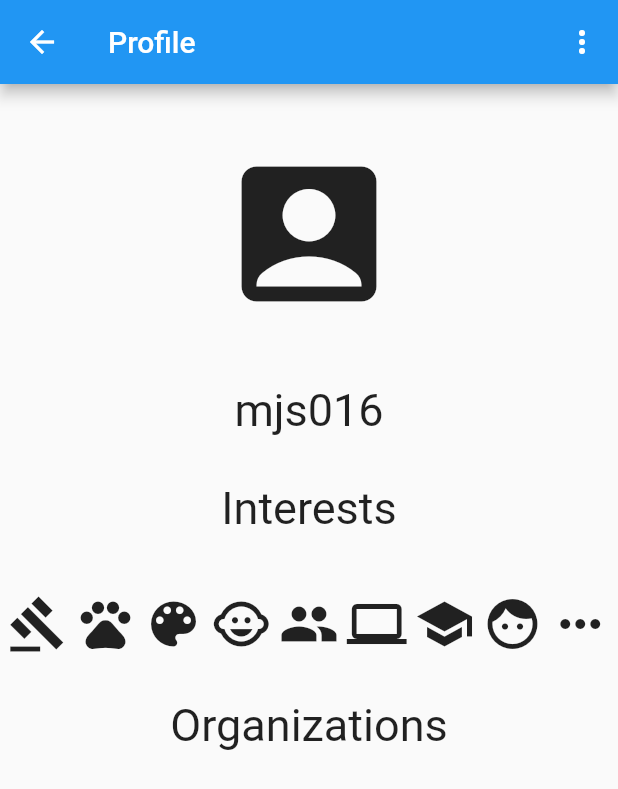
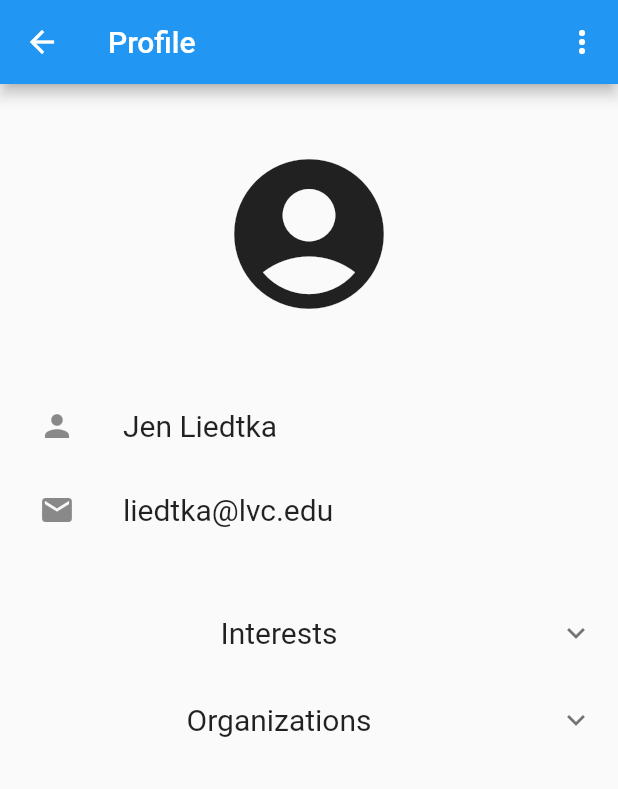
Before and after one commit to GoldenChair/DutchmenServe-App, a Flutter app: the ProfilePage screen opened by its route, on a phone screen of 412 x 824 dp. Shown: the top 789 px of the screen. Run offline on Flutter 3.47's test engine with Material 2 defaults, Android fonts, the phone set to English and light mode, and no system bars; our stand-ins replace auto_route, auto_size_text, flutter_speed_dial, percent_indicator, table_calendar.

Commit message:
profile updates and progress bar

```diff
--- a/lib/Presentation/ProfilePage.dart
+++ b/lib/Presentation/ProfilePage.dart
@@ -1,7 +1,6 @@
 import 'dart:ui';
 
 import 'package:dutchmenserve/Constants.dart';
-import 'package:dutchmenserve/Presentation/setUpProfile.dart';
 import 'package:flutter/material.dart';
 
 import 'initialHomePage.dart';
@@ -15,6 +14,7 @@ class ProfilePage extends StatefulWidget {
 }
 
 class ProfilePageState extends State<ProfilePage> {
+  //final ScrollController scrollie = ScrollController;
   @override
   Widget build(BuildContext context) {
     return Scaffold(
@@ -37,7 +37,8 @@ class ProfilePageState extends State<ProfilePage> {
           )
         ],
       ),
-        body: Column(
+      body: ListView(
+        shrinkWrap: true,
         children: [
           SizedBox(
             height: 40,
@@ -45,7 +46,7 @@ class ProfilePageState extends State<ProfilePage> {
           Container(
             child: Center(
                 child: Icon(
-                Icons.account_box,
+              Icons.account_circle,
               size: 120,
             )),
           ),
@@ -54,82 +55,97 @@ class ProfilePageState extends State<ProfilePage> {
           ),
           //put listview here
           //collapsible
-
-            Container(
-              alignment: Alignment.centerLeft,
+          Expanded(
             child: Container(
-                child: Center(
-                  child: Text(
-                    'mjs016',
-                    style: TextStyle(fontSize: 30),
+              margin: EdgeInsets.only(left: 10),
+              child: ListTile(
+                leading: Icon(Icons.person),
+                title: Text(
+                  'Jen Liedtka',
+                  style: TextStyle(fontSize: 20),
+                ),
+              ),
+            ),
+          ),
+          Spacer(),
+          Expanded(
+            child: Container(
+              margin: EdgeInsets.only(left: 10),
+              child: ListTile(
+                leading: Icon(
+                  Icons.email,
+                ),
+                title: Text(
+                  'liedtka@lvc.edu',
+                  style: TextStyle(fontSize: 20),
                 ),
               ),
             ),
           ),
           SizedBox(
-              height: 30,
+            height: 25,
           ),
-            Column(
+
+          ExpansionTile(
+            title: Center(
+                child: Text(
+              "Interests",
+              style: TextStyle(fontSize: 20),
+            )),
             children: [
-                Container(
-                  child: Text('Interests', style: TextStyle(fontSize: 30)),
+              ListTile(
+                leading: Icon(Icons.gavel),
+                title: Text("Advocacy & Human Rights"),
               ),
-                //this following row will take info form profile object
-                SizedBox(
-                  height: 40,
+              ListTile(
+                leading: Icon(Icons.pets),
+                title: Text("Animals"),
               ),
-                Row(
-                  mainAxisAlignment: MainAxisAlignment.spaceEvenly,
-                  crossAxisAlignment: CrossAxisAlignment.center,
+              ListTile(
+                leading: Icon(Icons.color_lens),
+                title: Text("Arts & Culture"),
+              ),
+              ListTile(
+                leading: Icon(Icons.child_care),
+                title: Text("Children & Youth"),
+              ),
+              ListTile(
+                leading: Icon(Icons.group),
+                title: Text("Community"),
+              ),
+              ListTile(
+                leading: Icon(Icons.computer),
+                title: Text("Technology"),
+              ),
+              ListTile(
+                leading: Icon(Icons.school),
+                title: Text("Education & Literacy"),
+              ),
+              ListTile(
+                leading: Icon(Icons.face),
+                title: Text("Seniors"),
+              ),
+              ListTile(
+                leading: Icon(Icons.more_horiz),
+                title: Text("Other"),
+              )
+            ],
+          ),
+          ExpansionTile(
+            title: Center(
+                child: Text(
+              'Organizations',
+              style: TextStyle(fontSize: 20),
+            )),
             children: [
-                    Icon(
-                      Icons.gavel,
-                      size: 40,
-                    ),
-                    Icon(
-                      Icons.pets,
-                      size: 40,
-                    ),
-                    Icon(
-                      Icons.color_lens,
-                      size: 40,
-                    ),
-                    Icon(
-                      Icons.child_care,
-                      size: 40,
-                    ),
-                    Icon(
-                      Icons.group,
-                      size: 40,
-                    ),
-                    Icon(
-                      Icons.computer,
-                      size: 40,
-                    ),
-                    Icon(
-                      Icons.school,
-                      size: 40,
-                    ),
-                    Icon(
-                      Icons.face,
-                      size: 40,
-                    ),
-                    Icon(
-                      Icons.more_horiz,
-                      size: 40,
+              ListTile(
+                title: Text('org1'),
               ),
             ],
           )
         ],
       ),
-            SizedBox(
-              height: 30,
-            ),
-            Container(
-              child: Text('Organizations', style: TextStyle(fontSize: 30)),
-            )
-          ],
-        ));
+    );
   }
 
   void choiceAction(String choice, BuildContext context) {
--- a/lib/Presentation/ReportHoursPage.dart
+++ b/lib/Presentation/ReportHoursPage.dart
@@ -2,6 +2,7 @@ import 'package:flutter/material.dart';
 import 'package:flutter_speed_dial/flutter_speed_dial.dart';
 
 import 'ReportIndividual.dart';
+import 'package:percent_indicator/percent_indicator.dart';
 
 // TO DO: Pages to implement
 class ReportHoursPage extends StatelessWidget {
@@ -22,6 +23,24 @@ class ReportHoursPage extends StatelessWidget {
               color: Colors.indigo,
               elevation: 5,
             ),
+            CircularPercentIndicator(
+              progressColor: Colors.blue[700],
+              percent: 0.72,
+              animation: true,
+              radius: 250.0,
+              lineWidth: 15.0,
+              circularStrokeCap: CircularStrokeCap.round,
+              center: Text('Next Goal'),
+            ),
+            SizedBox(
+              height: 20,
+            ),
+            LinearPercentIndicator(
+              progressColor: Colors.red[800],
+              percent: 0.33,
+              lineHeight: 25.0,
+              center: Text('Next Goal'),
+            )
           ],
         ),
       ),
--- a/lib/Presentation/homePage.dart
+++ b/lib/Presentation/homePage.dart
@@ -79,7 +79,7 @@ class HomePage extends StatelessWidget {
               height: 10,
             ),
             ListTile(
-              leading: Icon(Icons.create),
+              leading: Icon(Icons.access_time),
               title: Text(
                 'Report Hours',
                 style: TextStyle(fontSize: 20),
@@ -129,7 +129,7 @@ class HomePage extends StatelessWidget {
             ListTile(
               leading: Icon(Icons.pan_tool),
               title: Text(
-                'Your Registered Events',
+                'Registered Events',
                 style: TextStyle(fontSize: 20),
               ),
               onTap: () {
@@ -145,7 +145,7 @@ class HomePage extends StatelessWidget {
             ListTile(
               leading: Icon(Icons.favorite),
               title: Text(
-                'Your Favorited Events',
+                'Favorited Events',
                 style: TextStyle(fontSize: 20),
               ),
               onTap: () {
--- a/pubspec.yaml
+++ b/pubspec.yaml
@@ -32,6 +32,7 @@ dependencies:
   table_calendar: ^2.2.3
   auto_route: ^0.6.7
   auto_size_text: ^2.1.0
+  percent_indicator: ^2.1.6
 
 dev_dependencies:
   flutter_test:
```
Also changed, not shown: pubspec.lock. Lines whose indentation alone changed are shown as unchanged.
